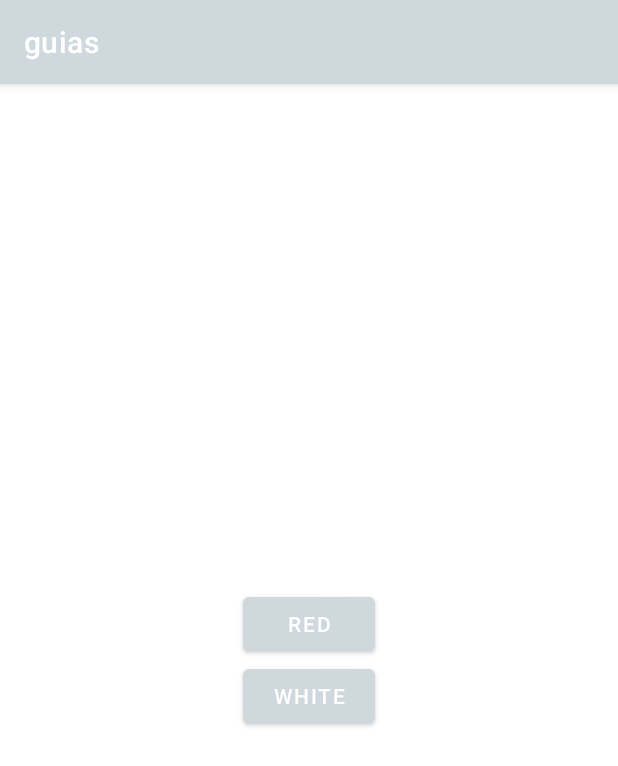
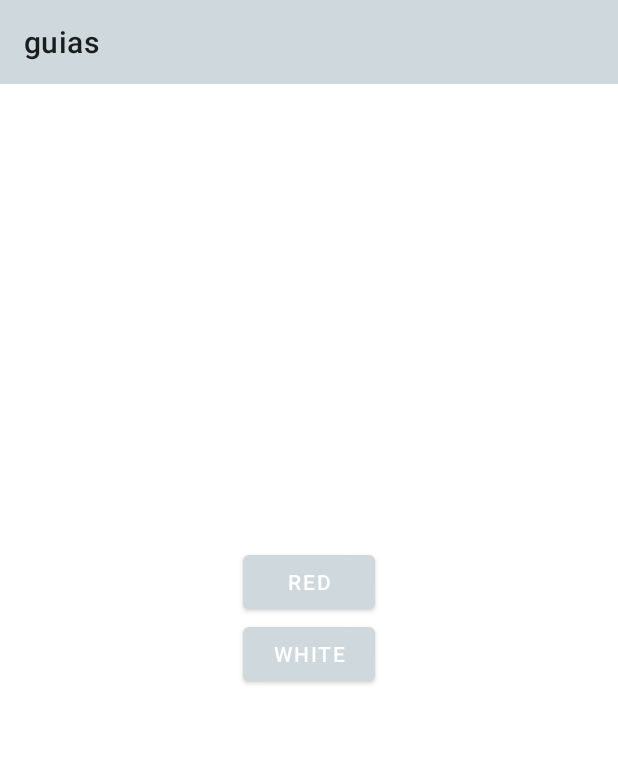
Before and after one commit to santytorrico/guias, an Android app: the BackgroundActivity screen opened directly, with no data from a screen before it, on a phone screen of 412 x 824 dp. Shown: the top 766 px of the screen. Run offline under Robolectric (Android 15) with nearby library versions, the phone set to English and light mode, and no system bars.

Commit message:
Added Toolbar

```diff
--- a/app/src/main/java/com/example/guias/BackgroundActivity.kt
+++ b/app/src/main/java/com/example/guias/BackgroundActivity.kt
@@ -4,6 +4,7 @@ import android.graphics.Color
 import androidx.appcompat.app.AppCompatActivity
 import android.os.Bundle
 import android.widget.Button
+import androidx.appcompat.widget.Toolbar
 import androidx.constraintlayout.widget.ConstraintLayout
 
 
@@ -14,9 +15,15 @@ class BackgroundActivity : AppCompatActivity() {
         get() = findViewById(R.id.btnRed)
     private val layoutPrincipal: ConstraintLayout
         get() = findViewById(R.id.layoutPrincipal)
+    private val toolBar: Toolbar
+        get() = findViewById(R.id.toolbar)
     override fun onCreate(savedInstanceState: Bundle?) {
         super.onCreate(savedInstanceState)
         setContentView(R.layout.activity_background)
+
+        supportActionBar.let {
+            setSupportActionBar(toolBar)
+        }
 
         btnRed.setOnClickListener {
             layoutPrincipal.setBackgroundColor(Color.RED)
--- a/app/src/main/res/layout/activity_background.xml
+++ b/app/src/main/res/layout/activity_background.xml
@@ -28,4 +28,12 @@
         app:layout_constraintStart_toStartOf="parent"
         app:layout_constraintTop_toBottomOf="@+id/btnRed" />
 
+    <include
+        layout="@layout/toolbar"
+        android:layout_width="0dp"
+        android:layout_height="wrap_content"
+        app:layout_constraintEnd_toEndOf="parent"
+        app:layout_constraintStart_toStartOf="parent"
+        app:layout_constraintTop_toTopOf="parent" />
+
 </androidx.constraintlayout.widget.ConstraintLayout>
--- /dev/null
+++ b/app/src/main/res/layout/toolbar.xml
@@ -0,0 +1,15 @@
+<?xml version="1.0" encoding="utf-8"?>
+<androidx.constraintlayout.widget.ConstraintLayout xmlns:android="http://schemas.android.com/apk/res/android"
+    xmlns:app="http://schemas.android.com/apk/res-auto"
+    android:layout_width="match_parent"
+    android:layout_height="match_parent">
+
+    <androidx.appcompat.widget.Toolbar
+        android:id="@+id/toolbar"
+        android:layout_width="match_parent"
+        android:layout_height="wrap_content"
+        android:background="?attr/colorPrimary"
+        android:minHeight="?attr/actionBarSize"
+        android:theme="?attr/actionBarTheme"
+        app:layout_constraintTop_toTopOf="parent" />
+</androidx.constraintlayout.widget.ConstraintLayout>
--- a/app/src/main/res/values/themes.xml
+++ b/app/src/main/res/values/themes.xml
@@ -1,6 +1,6 @@
 <resources xmlns:tools="http://schemas.android.com/tools">
     <!-- Base application theme. -->
-    <style name="Theme.Guias" parent="Theme.MaterialComponents.DayNight.DarkActionBar">
+    <style name="Theme.Guias" parent="Theme.MaterialComponents.DayNight.NoActionBar">
         <!-- Primary brand color. -->
         <item name="colorPrimary">@color/purple_500</item>
         <item name="colorPrimaryVariant">@color/purple_700</item>
```
